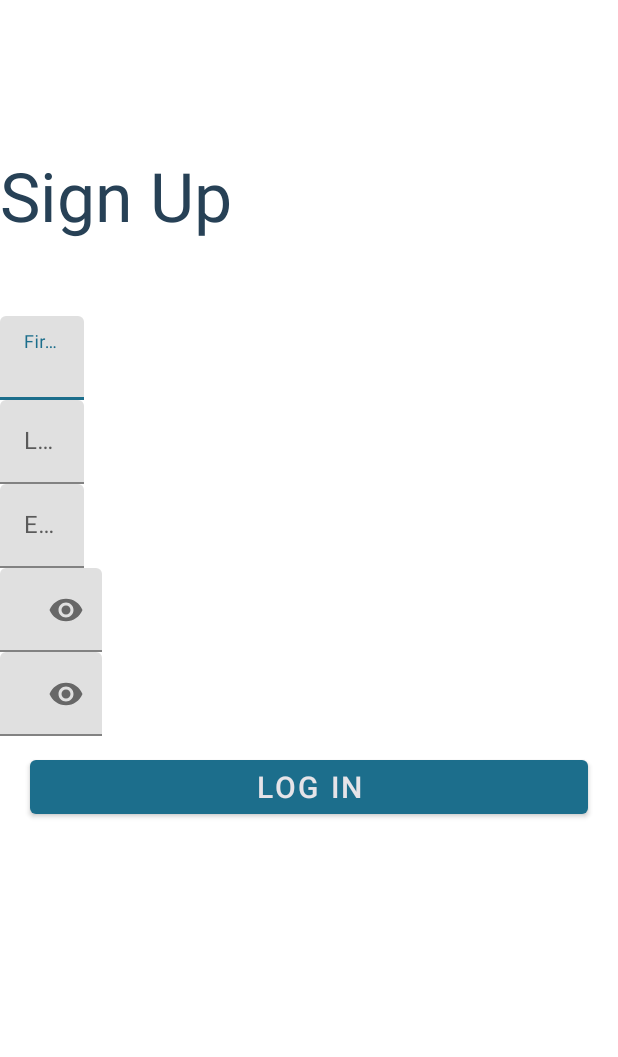
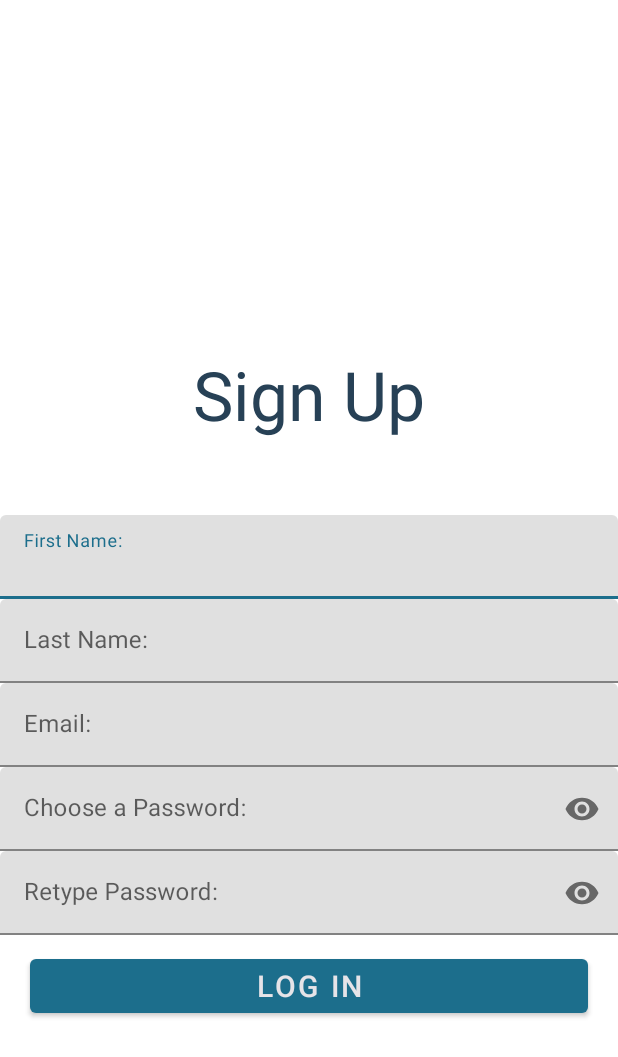
Before and after one commit to rhit-koenignm/CSSE375-CarCompanion, an Android app: the layout fragment_signup.xml on its own in the app's theme, with its tools: preview values and no code run, on a phone screen of 412 x 824 dp. Shown: the top 1057 px of the screen. Run offline under Robolectric (Android 15) with nearby library versions, the phone set to English and light mode, and no system bars.

Commit message:
Quick UI update to fragment_signup

```diff
--- a/app/src/main/res/layout/fragment_signup.xml
+++ b/app/src/main/res/layout/fragment_signup.xml
@@ -12,13 +12,13 @@
         android:layout_width="match_parent"
         android:layout_height="wrap_content"
         android:orientation="vertical"
-        android:layout_centerHorizontal="true"
+        android:layout_centerInParent="true"
         >
 
         <TextView
             android:id="@+id/signup_text"
-            android:layout_width="wrap_content"
             android:layout_height="wrap_content"
+            android:layout_width="match_parent"
             android:layout_centerHorizontal="true"
             android:text="@string/signup"
             android:textSize="45sp"
@@ -31,7 +31,8 @@
 
         <com.google.android.material.textfield.TextInputLayout
             android:id="@+id/fname_textField"
-            android:layout_width="wrap_content"
+            android:layout_width="match_parent"
+            android:layout_centerHorizontal="true"
             android:layout_height="wrap_content"
             android:hint="@string/first_name">
 
@@ -45,7 +46,8 @@
 
         <com.google.android.material.textfield.TextInputLayout
             android:id="@+id/lname_textField"
-            android:layout_width="wrap_content"
+            android:layout_width="match_parent"
+            android:layout_centerHorizontal="true"
             android:layout_height="wrap_content"
             android:hint="@string/last_name">
 
@@ -59,7 +61,8 @@
 
         <com.google.android.material.textfield.TextInputLayout
             android:id="@+id/email_textField"
-            android:layout_width="wrap_content"
+            android:layout_width="match_parent"
+            android:layout_centerHorizontal="true"
             android:layout_height="wrap_content"
             android:hint="@string/email">
 
@@ -73,7 +76,8 @@
 
         <com.google.android.material.textfield.TextInputLayout
             android:id="@+id/choose_password_textField"
-            android:layout_width="wrap_content"
+            android:layout_width="match_parent"
+            android:layout_centerHorizontal="true"
             android:layout_height="wrap_content"
             android:hint="@string/choose_password"
             app:endIconMode="password_toggle"
@@ -91,7 +95,8 @@
 
         <com.google.android.material.textfield.TextInputLayout
             android:id="@+id/retype_password_textField"
-            android:layout_width="wrap_content"
+            android:layout_width="match_parent"
+            android:layout_centerHorizontal="true"
             android:layout_height="wrap_content"
             android:hint="@string/retype_password"
             app:endIconMode="password_toggle"
```
